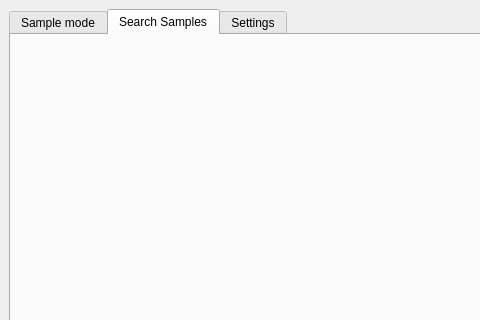
Qt form src/app/ui/Main_Window.ui (KazuoCalvin/Graphene_Sampler) before a commit; both pictures show x 0 to 480 and y 0 to 320 of the 633 by 691 pixel window.
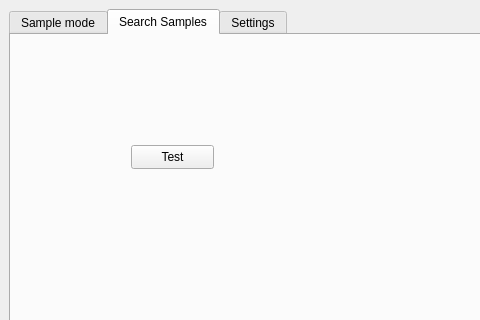
The same form after that commit. The open tabs and pages were chosen to show the change.

Commit message: isolated implimentaton for each tab

Diff of the .ui file:
```diff
--- a/src/app/ui/Main_Window.ui
+++ b/src/app/ui/Main_Window.ui
@@ -29,6 +29,19 @@
        <attribute name="title">
         <string>Search Samples</string>
        </attribute>
+       <widget class="QPushButton" name="test_button">
+        <property name="geometry">
+         <rect>
+          <x>120</x>
+          <y>110</y>
+          <width>83</width>
+          <height>24</height>
+         </rect>
+        </property>
+        <property name="text">
+         <string>Test</string>
+        </property>
+       </widget>
       </widget>
       <widget class="QWidget" name="settings_tab">
        <attribute name="title">
```
Left out of the diff: 4 changed lines with no effect on the pictures. The commit also changes 3 other files.
